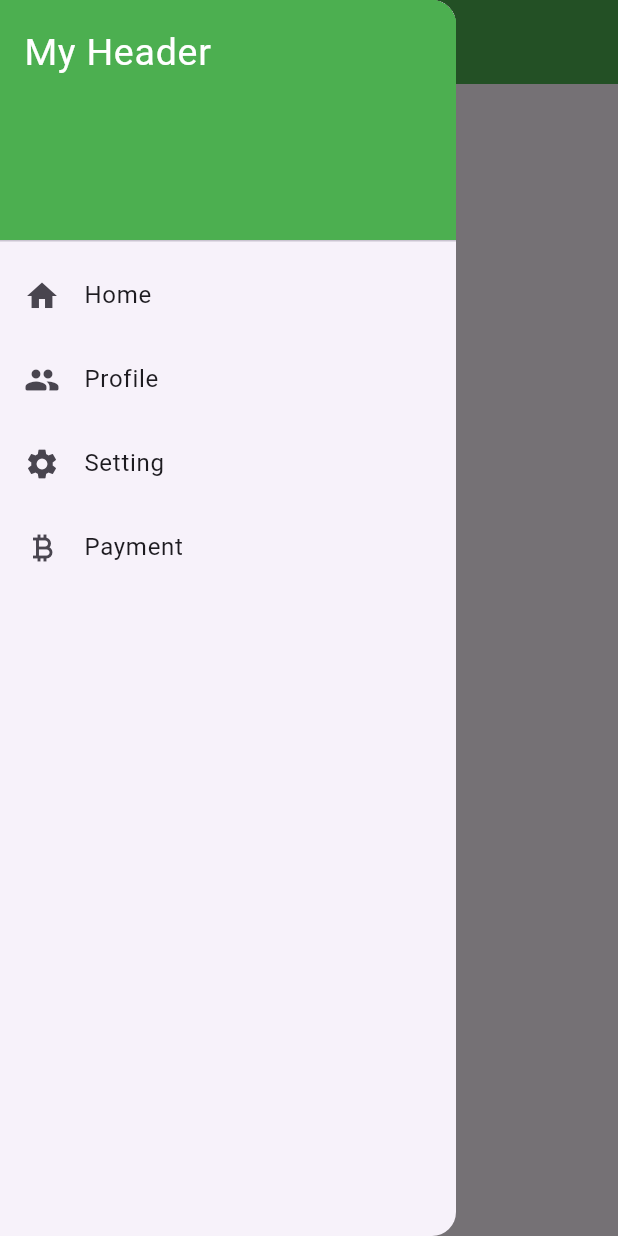
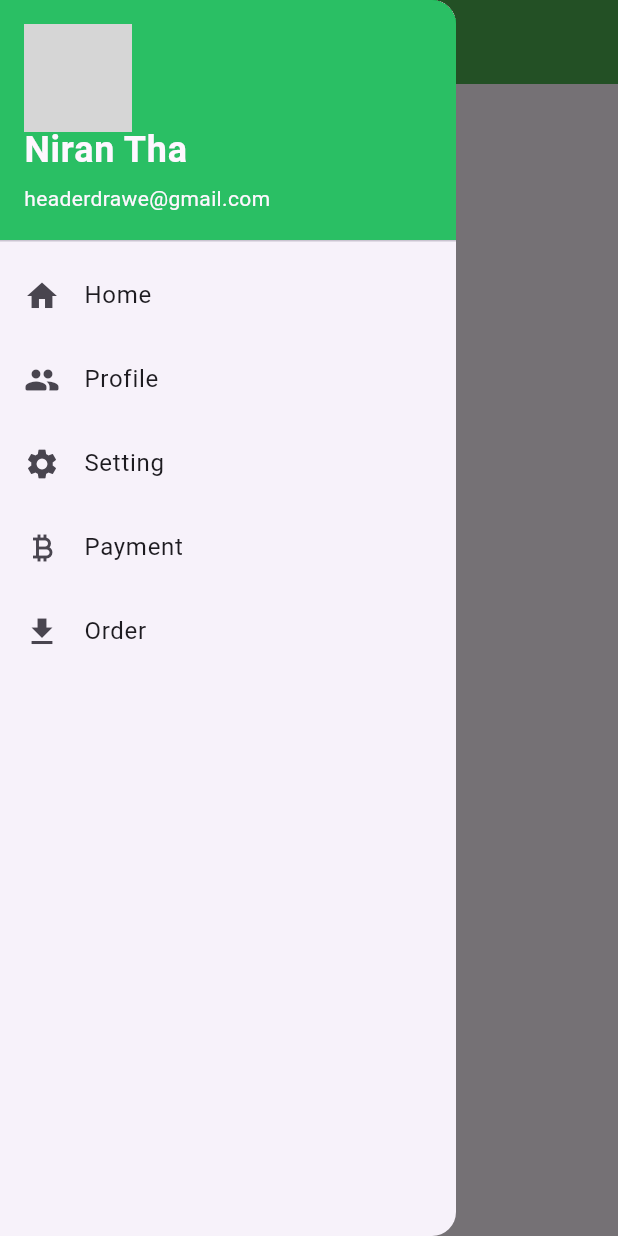
Before and after one commit to tardev35/flutter2024, a Flutter app: the screen it shows after launch, with the side drawer open, on a phone screen of 412 x 824 dp. Run offline on Flutter 3.47's test engine with Material 3 defaults, Android fonts, the phone set to English and light mode, and no system bars; network calls fail; grey boxes are pictures that could not be loaded.

Commit message:
UserAccountsDrawerHeader

```diff
--- a/lib/drawer_example.dart
+++ b/lib/drawer_example.dart
@@ -25,14 +25,27 @@ class DrawerPage extends StatelessWidget {
       drawer: Drawer(
         child: ListView(
           children: const [
-            DrawerHeader(
-              decoration: BoxDecoration(
-                color: Colors.green,
+            // DrawerHeader(
+            //   decoration: BoxDecoration(
+            //     color: Colors.green,
+            //   ),
+            //   child: Text(
+            //     'My Header',
+            //     style: TextStyle(color: Colors.white, fontSize: 25),
+            //   ),
+            // ),
+            UserAccountsDrawerHeader(
+              currentAccountPicture: CircleAvatar(
+                backgroundImage: NetworkImage(
+                    'https://images.unsplash.com/photo-1712847333453-740d9665aa5d?q=80&w=800&auto=format&fit=crop&ixlib=rb-4.0.3&ixid=M3wxMjA3fDF8MHxwaG90by1wYWdlfHx8fGVufDB8fHx8fA%3D%3D'),
               ),
-              child: Text(
-                'My Header',
-                style: TextStyle(color: Colors.white, fontSize: 25),
+              accountEmail: Text('headerdrawe@gmail.com'),
+              accountName: Text(
+                'Niran Tha',
+                style: TextStyle(fontSize: 24.0, fontWeight: FontWeight.w600),
               ),
+              decoration:
+                  BoxDecoration(color: Color.fromRGBO(1, 181, 70, 0.833)),
             ),
             ListTile(
               leading: Icon(Icons.home),
@@ -49,6 +62,10 @@ class DrawerPage extends StatelessWidget {
             ListTile(
               leading: Icon(Icons.currency_bitcoin),
               title: Text('Payment'),
+            ),
+            ListTile(
+              leading: Icon(Icons.download),
+              title: Text('Order'),
             )
           ],
         ),
```
